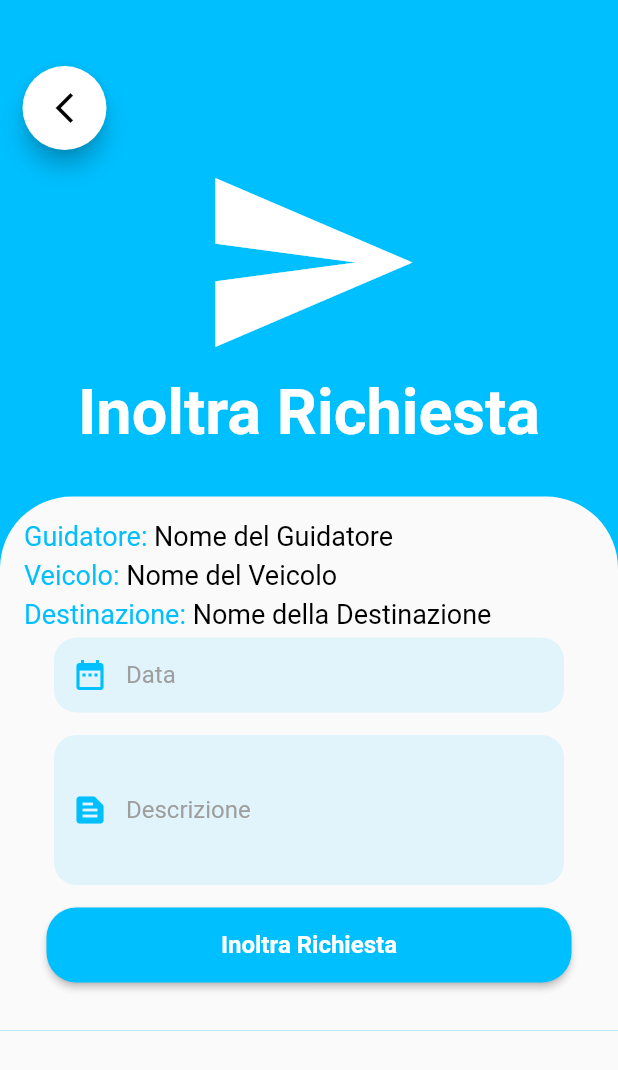
After one commit to DavideTicchiarelli/easy_move_flutter, a Flutter app: the InoltraRichiesta screen opened directly, on a phone screen of 412 x 824 dp. The commit adds this screen. Shown: the top 1070 px of the screen. Run offline on Flutter 3.47's test engine with Material 2 defaults, Android fonts, the phone set to English and light mode, and no system bars; our stand-ins replace cloud_firestore, firebase_auth, firebase_core, firebase_storage, fluttertoast, google_maps_flutter and 1 more; accounts and stored records are empty.

Commit message:
layout InoltraRichiesta.dart

```diff
--- /dev/null
+++ b/lib/Views/InoltraRichiesta.dart
@@ -0,0 +1,214 @@
+import 'package:flutter/material.dart';
+
+class InoltraRichiesta extends StatefulWidget {
+  @override
+  _InoltraRichiestaState createState() => _InoltraRichiestaState();
+}
+
+class _InoltraRichiestaState extends State<InoltraRichiesta> {
+  final TextEditingController dataController = TextEditingController();
+  final TextEditingController descrizioneController = TextEditingController();
+
+  Widget build(BuildContext context) {
+    return Scaffold(
+      body: Container(
+        color: const Color(0xFF00BFFF),
+        child: SingleChildScrollView(
+          child: Column(
+            crossAxisAlignment: CrossAxisAlignment.stretch,
+            children: [
+              Column(
+                crossAxisAlignment: CrossAxisAlignment.start,
+                children: [
+                  Container(
+                    margin: const EdgeInsets.only(top: 44.0, left: 15.0),
+                    child: FloatingActionButton(
+                      onPressed: () {
+                        Navigator.pop(context);
+                      },
+                      backgroundColor: Colors.white,
+                      child: const Icon(
+                        Icons.arrow_back_ios_new,
+                        color: Colors.black,
+                      ),
+                    ),
+                  ),
+                  const Center(
+                    child: Icon(
+                      Icons.send,
+                      size: 150.0,
+                      color: Colors.white,
+                    ),
+                  ),
+                  const Center(
+                    child: Text(
+                      "Inoltra Richiesta",
+                      style: TextStyle(
+                        color: Colors.white,
+                        fontSize: 42.0,
+                        fontWeight: FontWeight.bold,
+                      ),
+                    ),
+                  ),
+                  const SizedBox(height: 16.0),
+                  const SizedBox(height: 16.0),
+                  Material(
+                    shape: const RoundedRectangleBorder(
+                      borderRadius: BorderRadius.only(
+                        topLeft: Radius.circular(48),
+                        topRight: Radius.circular(48),
+                      ),
+                    ),
+                    child: Padding(
+                      padding: const EdgeInsets.all(16.0),
+                      child: Column(
+                        children: [
+                          // Campo Guidatore (TextView)
+                          const Row(
+                            children: [
+                              Text(
+                                "Guidatore: ",
+                                style: TextStyle(
+                                  color: Color(0xFF00BFFF),
+                                  fontSize: 18.0,
+                                ),
+                              ),
+                              Text(
+                                "Nome del Guidatore", // Sostituisci con il valore desiderato
+                                style: TextStyle(
+                                  color: Colors.black,
+                                  fontSize: 18.0,
+                                ),
+                              ),
+                            ],
+                          ),
+                          const SizedBox(height: 5.0),
+
+                          // Campo Veicolo (TextView)
+                          const Row(
+                            children: [
+                              Text(
+                                "Veicolo: ",
+                                style: TextStyle(
+                                  color: Color(0xFF00BFFF),
+                                  fontSize: 18.0,
+                                ),
+                              ),
+                              Text(
+                                "Nome del Veicolo", // Sostituisci con il valore desiderato
+                                style: TextStyle(
+                                  color: Colors.black,
+                                  fontSize: 18.0,
+                                ),
+                              ),
+                            ],
+                          ),
+                          const SizedBox(height: 5.0),
+
+                          // Campo Destinazione (TextView)
+                          const Row(
+                            children: [
+                              Text(
+                                "Destinazione: ",
+                                style: TextStyle(
+                                  color: Color(0xFF00BFFF),
+                                  fontSize: 18.0,
+                                ),
+                              ),
+                              Text(
+                                "Nome della Destinazione", // Sostituisci con il valore desiderato
+                                style: TextStyle(
+                                  color: Colors.black,
+                                  fontSize: 18.0,
+                                ),
+                              ),
+                            ],
+                          ),
+                          const SizedBox(height: 5.0),
+
+                          // Campo Data
+                          Container(
+                            height: 50.0,
+                            margin: const EdgeInsets.only(left: 20.0, right: 20.0),
+                            decoration: BoxDecoration(
+                              borderRadius: BorderRadius.circular(15.0),
+                              color: const Color(0x1A00bfff),
+                            ),
+                            child: TextFormField(
+                              controller: dataController,
+                              decoration: const InputDecoration(
+                                border: InputBorder.none,
+                                labelText: "Data",
+                                prefixIcon: Icon(
+                                  Icons.date_range,
+                                  color: Color(0xFF00BFFF),
+                                ),
+                              ),
+                            ),
+                          ),
+                          const SizedBox(height: 15.0),
+
+                          // Campo Descrizione
+                          Container(
+                            height: 100.0,
+                            margin: const EdgeInsets.only(left: 20.0, right: 20.0),
+                            decoration: BoxDecoration(
+                              borderRadius: BorderRadius.circular(15.0),
+                              color: const Color(0x1A00bfff),
+                            ),
+                            child: TextFormField(
+                              controller: descrizioneController,
+                              maxLines: 5,
+                              decoration: const InputDecoration(
+                                border: InputBorder.none,
+                                labelText: "Descrizione",
+                                prefixIcon: Icon(
+                                  Icons.text_snippet,
+                                  color: Color(0xFF00BFFF),
+                                ),
+                              ),
+                            ),
+                          ),
+                          const SizedBox(height: 15.0),
+
+                          // Bottone di invio della richiesta
+                          Padding(
+                            padding: const EdgeInsets.symmetric(horizontal: 15.0),
+                            child: ElevatedButton(
+                              onPressed: () {
+                                // Implementa qui la funzionalità di inoltro della richiesta
+                              },
+                              style: ElevatedButton.styleFrom(
+                                backgroundColor: const Color(0xFF00BFFF),
+                                shape: RoundedRectangleBorder(
+                                  borderRadius: BorderRadius.circular(20.0),
+                                ),
+                                minimumSize: const Size(
+                                  double.infinity,
+                                  50.0,
+                                ),
+                              ),
+                              child: const Text(
+                                "Inoltra Richiesta",
+                                style: TextStyle(
+                                  color: Colors.white,
+                                  fontSize: 16.0,
+                                  fontWeight: FontWeight.bold,
+                                ),
+                              ),
+                            ),
+                          ),
+                          const SizedBox(height: 16.0),
+                        ],
+                      ),
+                    ),
+                  ),
+                ],
+              ),
+            ],
+          ),
+        ),
+      ),
+    );
+  }
+}
--- a/lib/Views/ListaVeicoli.dart
+++ b/lib/Views/ListaVeicoli.dart
@@ -1,6 +1,7 @@
 import 'package:flutter/material.dart';
 import '../Models/Veicolo.dart';
 import '../ViewModels/VeicoloViewModel.dart';
+import 'InoltraRichiesta.dart';
 
 class ListaVeicoli extends StatefulWidget {
   const ListaVeicoli({Key? key}) : super(key: key);
@@ -134,7 +135,7 @@ class _ListaVeicoliState extends State<ListaVeicoli> {
                                       5), // Aggiungi il margine di 5dp qui
                                   child: ElevatedButton(
                                     onPressed: () {
-                                      // Add your code for "Richiedi trasporto" button
+                                      Navigator.push(context, MaterialPageRoute(builder: (context) => InoltraRichiesta()));
                                     },
                                     style: ElevatedButton.styleFrom(
                                       backgroundColor: const Color(0xFF00BFFF),
```
